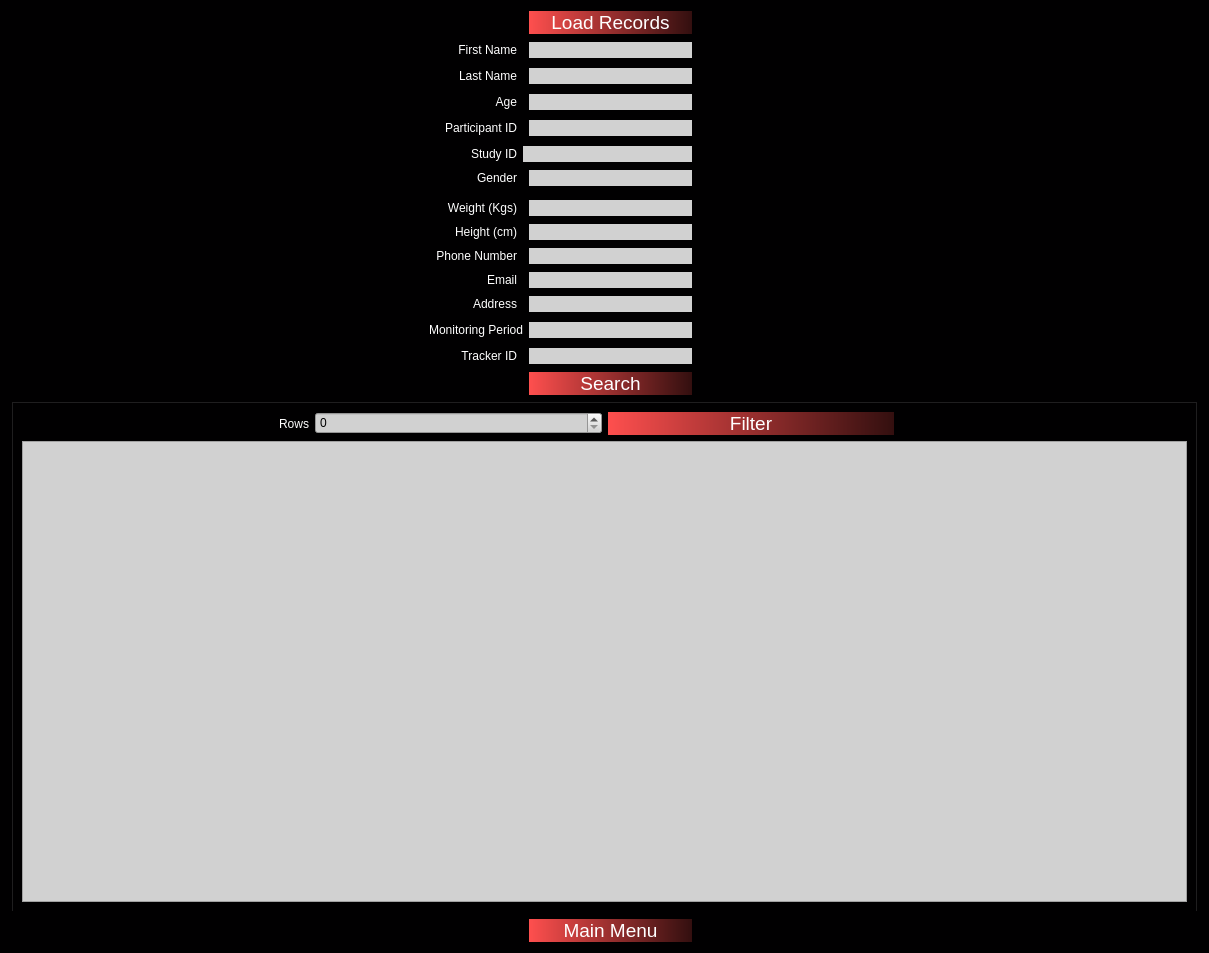
Old version of the form PyQt/pyqt_ui/bed_view_record.ui in the repository zakerl/Capstone_Project.
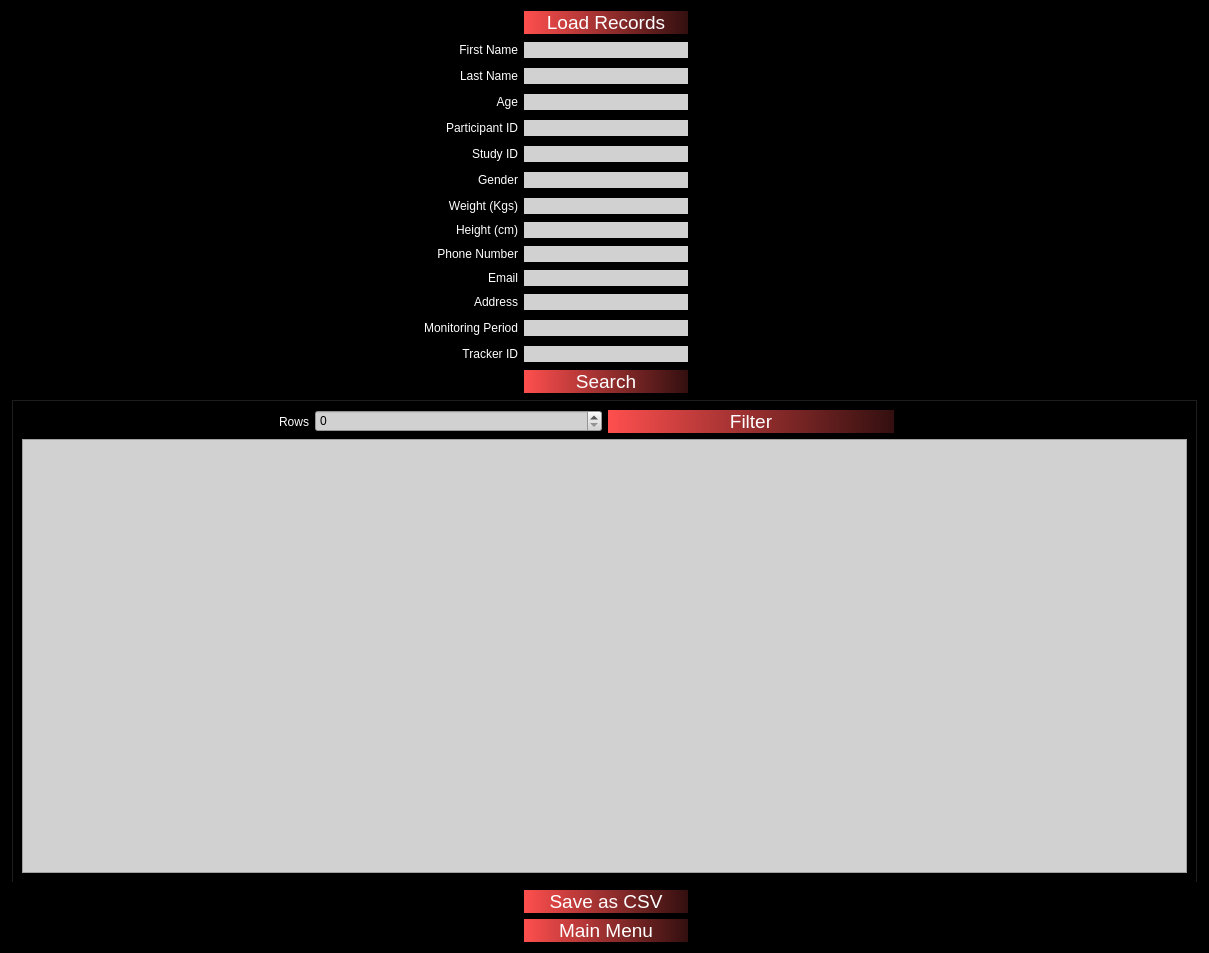
New version of the form.

What changed in the file:
```diff
--- a/PyQt/pyqt_ui/bed_view_record.ui
+++ b/PyQt/pyqt_ui/bed_view_record.ui
@@ -17,7 +17,7 @@
    <string notr="true">background-color: rgb(1,0,1);</string>
   </property>
   <layout class="QGridLayout" name="gridLayout">
-   <item row="0" column="1" colspan="2">
+   <item row="0" column="1">
     <spacer name="horizontalSpacer_3">
      <property name="orientation">
       <enum>Qt::Horizontal</enum>
@@ -30,7 +30,7 @@
      </property>
     </spacer>
    </item>
-   <item row="0" column="5">
+   <item row="0" column="3">
     <widget class="QPushButton" name="ButtonOpen">
      <property name="styleSheet">
       <string notr="true">font-size: 14pt;background-color: qlineargradient(spread:pad, x1:0, y1:0, x2:1, y2:0, stop:0 rgba(254,79,78,255), stop:1 rgba(51,15,15,255));
@@ -45,7 +45,7 @@
      </property>
     </widget>
    </item>
-   <item row="0" column="6">
+   <item row="0" column="4">
     <spacer name="horizontalSpacer">
      <property name="orientation">
       <enum>Qt::Horizontal</enum>
@@ -58,7 +58,7 @@
      </property>
     </spacer>
    </item>
-   <item row="1" column="1" colspan="2">
+   <item row="1" column="1">
     <spacer name="horizontalSpacer_4">
      <property name="orientation">
       <enum>Qt::Horizontal</enum>
@@ -71,7 +71,7 @@
      </property>
     </spacer>
    </item>
-   <item row="1" column="3">
+   <item row="1" column="2">
     <widget class="QLabel" name="label_2">
      <property name="styleSheet">
       <string notr="true">color: rgb(255, 255, 255);</string>
@@ -84,7 +84,7 @@
      </property>
     </widget>
    </item>
-   <item row="1" column="5">
+   <item row="1" column="3">
     <widget class="QLineEdit" name="FirstNameLabel">
      <property name="styleSheet">
       <string notr="true">background-color: rgb(209, 209, 209);
@@ -95,7 +95,7 @@
      </property>
     </widget>
    </item>
-   <item row="1" column="8">
+   <item row="1" column="6">
     <spacer name="horizontalSpacer_11">
      <property name="orientation">
       <enum>Qt::Horizontal</enum>
@@ -108,7 +108,7 @@
      </property>
     </spacer>
    </item>
-   <item row="2" column="1" colspan="2">
+   <item row="2" column="1">
     <spacer name="horizontalSpacer_25">
      <property name="orientation">
       <enum>Qt::Horizontal</enum>
@@ -121,7 +121,7 @@
      </property>
     </spacer>
    </item>
-   <item row="2" column="3">
+   <item row="2" column="2">
     <widget class="QLabel" name="label_10">
      <property name="styleSheet">
       <string notr="true">color: rgb(255, 255, 255);</string>
@@ -134,7 +134,7 @@
      </property>
     </widget>
    </item>
-   <item row="2" column="5">
+   <item row="2" column="3">
     <widget class="QLineEdit" name="LastNameLabel">
      <property name="styleSheet">
       <string notr="true">background-color: rgb(209, 209, 209);
@@ -145,7 +145,7 @@
      </property>
     </widget>
    </item>
-   <item row="2" column="8">
+   <item row="2" column="6">
     <spacer name="horizontalSpacer_24">
      <property name="orientation">
       <enum>Qt::Horizontal</enum>
@@ -158,7 +158,7 @@
      </property>
     </spacer>
    </item>
-   <item row="3" column="1" colspan="2">
+   <item row="3" column="1">
     <spacer name="horizontalSpacer_5">
      <property name="orientation">
       <enum>Qt::Horizontal</enum>
@@ -171,7 +171,7 @@
      </property>
     </spacer>
    </item>
-   <item row="3" column="3">
+   <item row="3" column="2">
     <widget class="QLabel" name="label_5">
      <property name="styleSheet">
       <string notr="true">color: rgb(255, 255, 255);</string>
@@ -184,7 +184,7 @@
      </property>
     </widget>
    </item>
-   <item row="3" column="5">
+   <item row="3" column="3">
     <widget class="QLineEdit" name="AgeLabel">
      <property name="styleSheet">
       <string notr="true">background-color: rgb(209, 209, 209);
@@ -195,7 +195,7 @@
      </property>
     </widget>
    </item>
-   <item row="3" column="8">
+   <item row="3" column="6">
     <spacer name="horizontalSpacer_9">
      <property name="orientation">
       <enum>Qt::Horizontal</enum>
@@ -221,7 +221,7 @@
      </property>
     </spacer>
    </item>
-   <item row="4" column="3">
+   <item row="4" column="2">
     <widget class="QLabel" name="label_3">
      <property name="styleSheet">
       <string notr="true">color: rgb(255, 255, 255);</string>
@@ -234,7 +234,7 @@
      </property>
     </widget>
    </item>
-   <item row="4" column="5">
+   <item row="4" column="3">
     <widget class="QLineEdit" name="PIDLabel">
      <property name="styleSheet">
       <string notr="true">background-color: rgb(209, 209, 209);
@@ -245,7 +245,7 @@
      </property>
     </widget>
    </item>
-   <item row="4" column="7" colspan="2">
+   <item row="4" column="5" colspan="2">
     <spacer name="horizontalSpacer_8">
      <property name="orientation">
       <enum>Qt::Horizontal</enum>
@@ -271,7 +271,7 @@
      </property>
     </spacer>
    </item>
-   <item row="5" column="2" colspan="2">
+   <item row="5" column="2">
     <widget class="QLabel" name="label_14">
      <property name="styleSheet">
       <string notr="true">color: rgb(255, 255, 255);</string>
@@ -284,7 +284,7 @@
      </property>
     </widget>
    </item>
-   <item row="5" column="4" colspan="2">
+   <item row="5" column="3">
     <widget class="QLineEdit" name="StudyIDLabel">
      <property name="styleSheet">
       <string notr="true">background-color: rgb(209, 209, 209);
@@ -295,7 +295,7 @@
      </property>
     </widget>
    </item>
-   <item row="5" column="7">
+   <item row="5" column="5">
     <spacer name="horizontalSpacer_13">
      <property name="orientation">
       <enum>Qt::Horizontal</enum>
@@ -308,7 +308,7 @@
      </property>
     </spacer>
    </item>
-   <item row="6" column="1" rowspan="2" colspan="2">
+   <item row="6" column="1">
     <spacer name="horizontalSpacer_7">
      <property name="orientation">
       <enum>Qt::Horizontal</enum>
@@ -321,7 +321,7 @@
      </property>
     </spacer>
    </item>
-   <item row="6" column="3">
+   <item row="6" column="2">
     <widget class="QLabel" name="label_4">
      <property name="styleSheet">
       <string notr="true">color: rgb(255, 255, 255);</string>
@@ -334,7 +334,7 @@
      </property>
     </widget>
    </item>
-   <item row="6" column="5">
+   <item row="6" column="3">
     <widget class="QLineEdit" name="GenderLabel">
      <property name="styleSheet">
       <string notr="true">background-color: rgb(209, 209, 209);
@@ -345,20 +345,7 @@
      </property>
     </widget>
    </item>
-   <item row="7" column="8" rowspan="2">
-    <spacer name="horizontalSpacer_10">
-     <property name="orientation">
-      <enum>Qt::Horizontal</enum>
-     </property>
-     <property name="sizeHint" stdset="0">
-      <size>
-       <width>160</width>
-       <height>20</height>
-      </size>
-     </property>
-    </spacer>
-   </item>
-   <item row="8" column="1" colspan="2">
+   <item row="7" column="1">
     <spacer name="horizontalSpacer_14">
      <property name="orientation">
       <enum>Qt::Horizontal</enum>
@@ -371,7 +358,7 @@
      </property>
     </spacer>
    </item>
-   <item row="8" column="3">
+   <item row="7" column="2">
     <widget class="QLabel" name="label_6">
      <property name="styleSheet">
       <string notr="true">color: rgb(255, 255, 255);</string>
@@ -384,7 +371,7 @@
      </property>
     </widget>
    </item>
-   <item row="8" column="5">
+   <item row="7" column="3">
     <widget class="QLineEdit" name="WeightLabel">
      <property name="styleSheet">
       <string notr="true">background-color: rgb(209, 209, 209);
@@ -395,7 +382,20 @@
      </property>
     </widget>
    </item>
-   <item row="9" column="3">
+   <item row="7" column="6">
+    <spacer name="horizontalSpacer_10">
+     <property name="orientation">
+      <enum>Qt::Horizontal</enum>
+     </property>
+     <property name="sizeHint" stdset="0">
+      <size>
+       <width>160</width>
+       <height>20</height>
+      </size>
+     </property>
+    </spacer>
+   </item>
+   <item row="8" column="2">
     <widget class="QLabel" name="label_7">
      <property name="styleSheet">
       <string notr="true">color: rgb(255, 255, 255);</string>
@@ -408,7 +408,7 @@
      </property>
     </widget>
    </item>
-   <item row="9" column="5">
+   <item row="8" column="3">
     <widget class="QLineEdit" name="HeightLabel">
      <property name="styleSheet">
       <string notr="true">background-color: rgb(209, 209, 209);
@@ -419,7 +419,7 @@
      </property>
     </widget>
    </item>
-   <item row="10" column="3">
+   <item row="9" column="2">
     <widget class="QLabel" name="label_8">
      <property name="styleSheet">
       <string notr="true">color: rgb(255, 255, 255);</string>
@@ -432,7 +432,7 @@
      </property>
     </widget>
    </item>
-   <item row="10" column="5">
+   <item row="9" column="3">
     <widget class="QLineEdit" name="PhnNumberLabel">
      <property name="styleSheet">
       <string notr="true">background-color: rgb(209, 209, 209);
@@ -443,7 +443,7 @@
      </property>
     </widget>
    </item>
-   <item row="10" column="8">
+   <item row="9" column="6">
     <spacer name="horizontalSpacer_15">
      <property name="orientation">
       <enum>Qt::Horizontal</enum>
@@ -456,7 +456,7 @@
      </property>
     </spacer>
    </item>
-   <item row="11" column="3">
+   <item row="10" column="2">
     <widget class="QLabel" name="label_11">
      <property name="styleSheet">
       <string notr="true">color: rgb(255, 255, 255);</string>
@@ -469,7 +469,7 @@
      </property>
     </widget>
    </item>
-   <item row="11" column="5">
+   <item row="10" column="3">
     <widget class="QLineEdit" name="EmailLabel">
      <property name="styleSheet">
       <string notr="true">background-color: rgb(209, 209, 209);
@@ -480,7 +480,7 @@
      </property>
     </widget>
    </item>
-   <item row="12" column="0">
+   <item row="11" column="0">
     <spacer name="horizontalSpacer_16">
      <property name="orientation">
       <enum>Qt::Horizontal</enum>
@@ -493,7 +493,7 @@
      </property>
     </spacer>
    </item>
-   <item row="12" column="3">
+   <item row="11" column="2">
     <widget class="QLabel" name="label_12">
      <property name="styleSheet">
       <string notr="true">color: rgb(255, 255, 255);</string>
@@ -506,7 +506,7 @@
      </property>
     </widget>
    </item>
-   <item row="12" column="5">
+   <item row="11" column="3">
     <widget class="QLineEdit" name="AddrLabel">
      <property name="styleSheet">
       <string notr="true">background-color: rgb(209, 209, 209);
@@ -517,7 +517,7 @@
      </property>
     </widget>
    </item>
-   <item row="12" column="8">
+   <item row="11" column="6">
     <spacer name="horizontalSpacer_17">
      <property name="orientation">
       <enum>Qt::Horizontal</enum>
@@ -530,7 +530,7 @@
      </property>
     </spacer>
    </item>
-   <item row="13" column="0">
+   <item row="12" column="0">
     <spacer name="horizontalSpacer_18">
      <property name="orientation">
       <enum>Qt::Horizontal</enum>
@@ -543,7 +543,7 @@
      </property>
     </spacer>
    </item>
-   <item row="13" column="3" colspan="2">
+   <item row="12" column="2">
     <widget class="QLabel" name="label_13">
      <property name="styleSheet">
       <string notr="true">color: rgb(255, 255, 255);</string>
@@ -556,7 +556,7 @@
      </property>
     </widget>
    </item>
-   <item row="13" column="5">
+   <item row="12" column="3">
     <widget class="QLineEdit" name="MonitorPeriodLabel">
      <property name="styleSheet">
       <string notr="true">background-color: rgb(209, 209, 209);
@@ -567,7 +567,7 @@
      </property>
     </widget>
    </item>
-   <item row="13" column="8">
+   <item row="12" column="6">
     <spacer name="horizontalSpacer_19">
      <property name="orientation">
       <enum>Qt::Horizontal</enum>
@@ -580,7 +580,7 @@
      </property>
     </spacer>
    </item>
-   <item row="14" column="0">
+   <item row="13" column="0">
     <spacer name="horizontalSpacer_26">
      <property name="orientation">
       <enum>Qt::Horizontal</enum>
@@ -593,7 +593,7 @@
      </property>
     </spacer>
    </item>
-   <item row="14" column="3">
+   <item row="13" column="2">
     <widget class="QLabel" name="label_9">
      <property name="styleSheet">
       <string notr="true">color: rgb(255, 255, 255);</string>
@@ -606,7 +606,7 @@
      </property>
     </widget>
    </item>
-   <item row="14" column="5">
+   <item row="13" column="3">
     <widget class="QLineEdit" name="TrackerLabel">
      <property name="styleSheet">
       <string notr="true">background-color: rgb(209, 209, 209);
@@ -617,7 +617,7 @@
      </property>
     </widget>
    </item>
-   <item row="14" column="7">
+   <item row="13" column="5">
     <spacer name="horizontalSpacer_27">
      <property name="orientation">
       <enum>Qt::Horizontal</enum>
@@ -630,7 +630,7 @@
      </property>
     </spacer>
    </item>
-   <item row="15" column="0">
+   <item row="14" column="0">
     <spacer name="horizontalSpacer_28">
      <property name="orientation">
       <enum>Qt::Horizontal</enum>
@@ -643,7 +643,7 @@
      </property>
     </spacer>
    </item>
-   <item row="15" column="5">
+   <item row="14" column="3">
     <widget class="QPushButton" name="ButtonSearch">
      <property name="styleSheet">
       <string notr="true">font-size: 14pt;background-color: qlineargradient(spread:pad, x1:0, y1:0, x2:1, y2:0, stop:0 rgba(254,79,78,255), stop:1 rgba(51,15,15,255));
@@ -658,7 +658,7 @@
      </property>
     </widget>
    </item>
-   <item row="15" column="7">
+   <item row="14" column="5">
     <spacer name="horizontalSpacer_29">
      <property name="orientation">
       <enum>Qt::Horizontal</enum>
@@ -671,7 +671,7 @@
      </property>
     </spacer>
    </item>
-   <item row="16" column="0" colspan="9">
+   <item row="15" column="0" colspan="7">
     <widget class="QTabWidget" name="tabWidget">
      <property name="font">
       <font>
@@ -753,7 +753,35 @@
      </widget>
     </widget>
    </item>
-   <item row="17" column="3">
+   <item row="16" column="2">
+    <spacer name="horizontalSpacer_30">
+     <property name="orientation">
+      <enum>Qt::Horizontal</enum>
+     </property>
+     <property name="sizeHint" stdset="0">
+      <size>
+       <width>161</width>
+       <height>20</height>
+      </size>
+     </property>
+    </spacer>
+   </item>
+   <item row="16" column="3">
+    <widget class="QPushButton" name="SaveAsCsv">
+     <property name="styleSheet">
+      <string notr="true">font-size: 14pt;background-color: qlineargradient(spread:pad, x1:0, y1:0, x2:1, y2:0, stop:0 rgba(254,79,78,255), stop:1 rgba(51,15,15,255));
+font: 9pt &quot;Microsoft YaHei UI&quot;;
+color: rgb(255, 255, 255);
+border-style: solid;
+border-radius: 15px;
+</string>
+     </property>
+     <property name="text">
+      <string>Save as CSV</string>
+     </property>
+    </widget>
+   </item>
+   <item row="17" column="2">
     <spacer name="horizontalSpacer_23">
      <property name="orientation">
       <enum>Qt::Horizontal</enum>
@@ -766,7 +794,7 @@
      </property>
     </spacer>
    </item>
-   <item row="17" column="5">
+   <item row="17" column="3">
     <widget class="QPushButton" name="MainMenu">
      <property name="styleSheet">
       <string notr="true">font-size: 14pt;background-color: qlineargradient(spread:pad, x1:0, y1:0, x2:1, y2:0, stop:0 rgba(254,79,78,255), stop:1 rgba(51,15,15,255));
```
